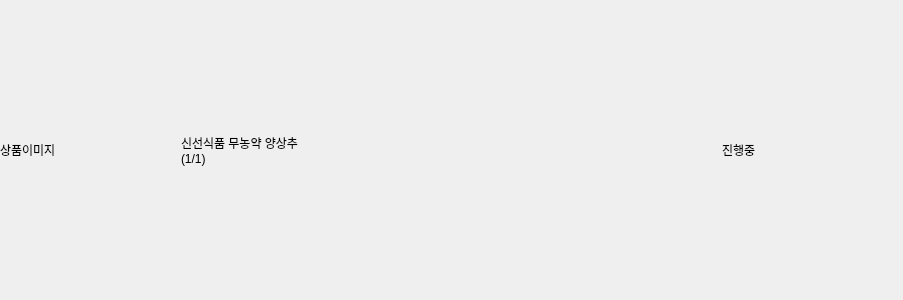
Before: the Qt Designer form shopee_ros2/src/shopee_app/shopee_app/ui/cart_select_item.ui in addinedu-roscamp-7th/roscamp-repo-1, drawn with Qt 5.
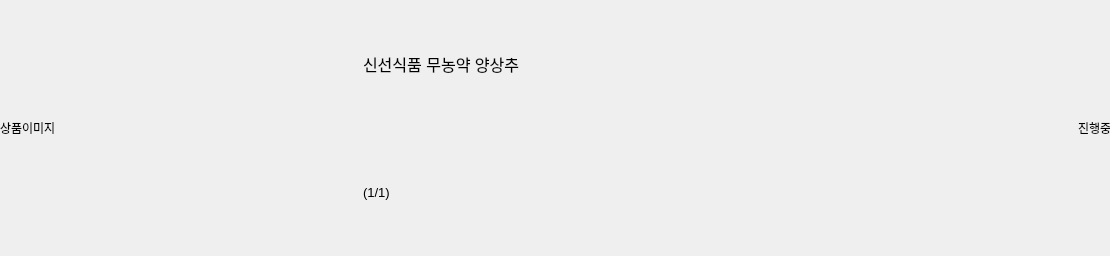
After: the same form once the commit is applied.

```diff
--- a/shopee_ros2/src/shopee_app/shopee_app/ui/cart_select_item.ui
+++ b/shopee_ros2/src/shopee_app/shopee_app/ui/cart_select_item.ui
@@ -6,16 +6,16 @@
    <rect>
     <x>0</x>
     <y>0</y>
-    <width>903</width>
-    <height>300</height>
+    <width>1110</width>
+    <height>256</height>
    </rect>
   </property>
   <property name="windowTitle">
    <string>Form</string>
   </property>
-  <layout class="QHBoxLayout" name="horizontalLayout_2" stretch="1,3,1">
+  <layout class="QHBoxLayout" name="horizontalLayout_2" stretch="1,2,1">
    <property name="spacing">
-    <number>0</number>
+    <number>10</number>
    </property>
    <property name="leftMargin">
     <number>0</number>
@@ -31,6 +31,9 @@
    </property>
    <item>
     <widget class="QLabel" name="item_image">
+     <property name="frameShape">
+      <enum>QFrame::NoFrame</enum>
+     </property>
      <property name="text">
       <string>상품이미지</string>
      </property>
@@ -38,21 +41,16 @@
    </item>
    <item>
     <layout class="QVBoxLayout" name="verticalLayout">
-     <item>
-      <spacer name="verticalSpacer">
-       <property name="orientation">
-        <enum>Qt::Vertical</enum>
-       </property>
-       <property name="sizeHint" stdset="0">
-        <size>
-         <width>20</width>
-         <height>40</height>
-        </size>
-       </property>
-      </spacer>
-     </item>
+     <property name="spacing">
+      <number>0</number>
+     </property>
      <item>
       <widget class="QLabel" name="item_name">
+       <property name="font">
+        <font>
+         <pointsize>12</pointsize>
+        </font>
+       </property>
        <property name="text">
         <string>신선식품 무농약 양상추</string>
        </property>
@@ -63,28 +61,38 @@
      </item>
      <item>
       <widget class="QLabel" name="item_count">
+       <property name="font">
+        <font>
+         <pointsize>10</pointsize>
+        </font>
+       </property>
        <property name="text">
         <string>(1/1)</string>
        </property>
       </widget>
      </item>
-     <item>
-      <spacer name="verticalSpacer_2">
-       <property name="orientation">
-        <enum>Qt::Vertical</enum>
-       </property>
-       <property name="sizeHint" stdset="0">
-        <size>
-         <width>20</width>
-         <height>40</height>
-        </size>
-       </property>
-      </spacer>
-     </item>
     </layout>
    </item>
    <item>
     <widget class="QLabel" name="item_state">
+     <property name="enabled">
+      <bool>true</bool>
+     </property>
+     <property name="minimumSize">
+      <size>
+       <width>32</width>
+       <height>32</height>
+      </size>
+     </property>
+     <property name="maximumSize">
+      <size>
+       <width>32</width>
+       <height>32</height>
+      </size>
+     </property>
+     <property name="frameShape">
+      <enum>QFrame::NoFrame</enum>
+     </property>
      <property name="text">
       <string>진행중</string>
      </property>
```
